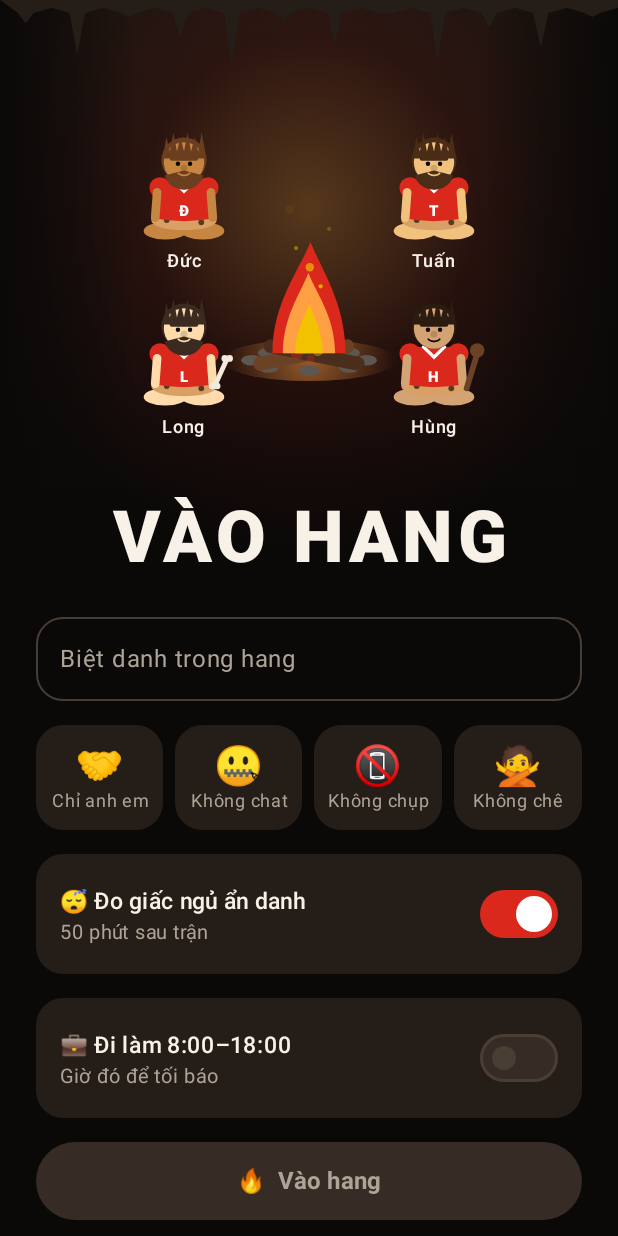
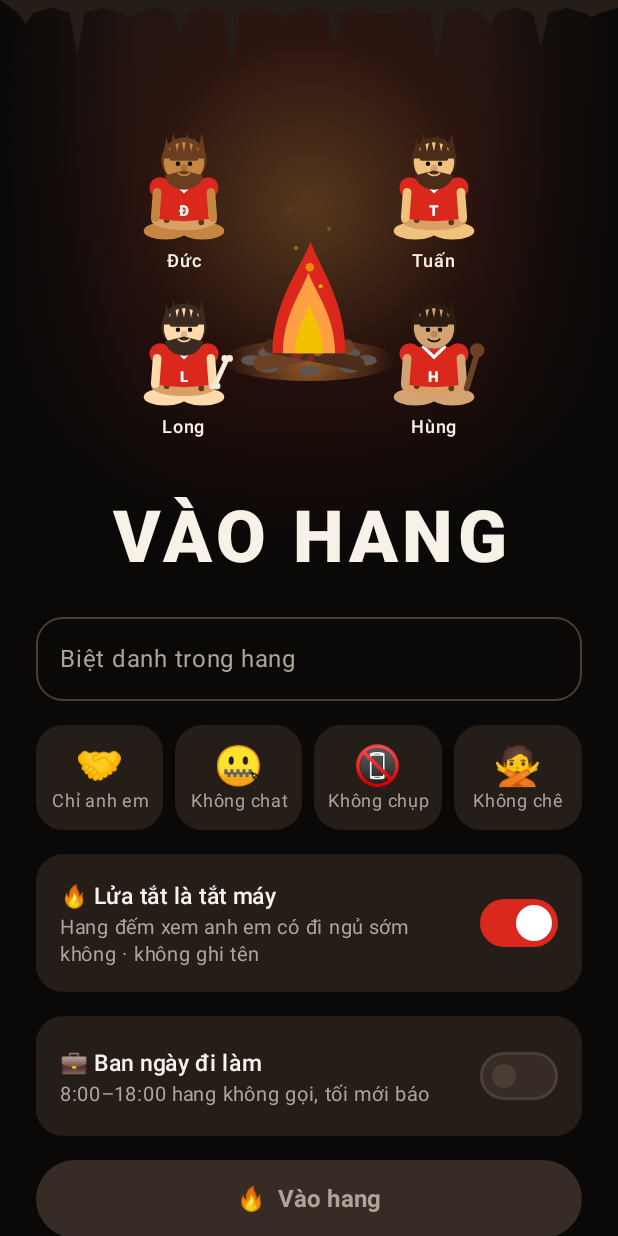
Before and after one commit to hoainam9212/mu-agent, an Android app built with Jetpack Compose: the screen it shows after launch (MainActivity), on a phone screen of 412 x 824 dp. Run offline under Robolectric (Android 15) with nearby library versions, the phone set to English and light mode, and no system bars.

Commit message:
Android: consent toggles in cave words (fire out = phone off; daytime work)
Co-Authored-By: Claude Opus 5.5 <noreply@anthropic.com>
Claude-Session: https://claude.ai/code/session_01HxTfy3vRtJqUo9jvVYamZb

```diff
--- a/android/app/src/main/kotlin/vn/vaohang/ui/Screens.kt
+++ b/android/app/src/main/kotlin/vn/vaohang/ui/Screens.kt
@@ -272,8 +272,8 @@ fun OnboardingScreen(busy: Boolean, onDone: (String, Boolean, Boolean) -> Unit)
                 RuleBadge("📵", "Không chụp", Modifier.weight(1f))
                 RuleBadge("🙅", "Không chê", Modifier.weight(1f))
             }
-            ConsentRow("😴 Đo giấc ngủ ẩn danh", "50 phút sau trận", measure) { measure = it }
-            ConsentRow("💼 Đi làm 8:00–18:00", "Giờ đó để tối báo", daytimeWork) { daytimeWork = it }
+            ConsentRow("🔥 Lửa tắt là tắt máy", "Hang đếm xem anh em có đi ngủ sớm không · không ghi tên", measure) { measure = it }
+            ConsentRow("💼 Ban ngày đi làm", "8:00–18:00 hang không gọi, tối mới báo", daytimeWork) { daytimeWork = it }
             FireButton(
                 "🔥  Vào hang", onClick = { onDone(nickname, measure, daytimeWork) },
                 enabled = nickname.isNotBlank() && !busy, modifier = Modifier.fillMaxWidth(),
```
